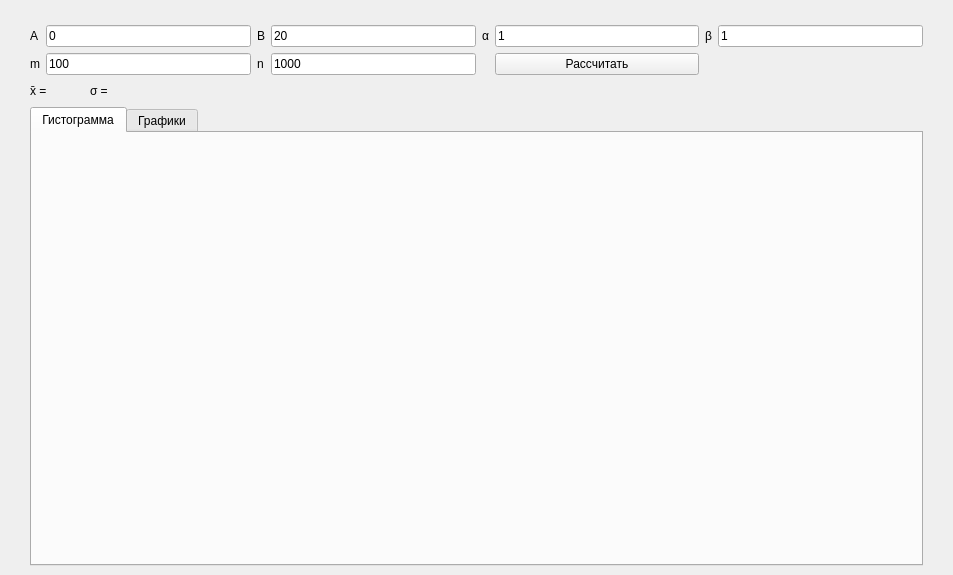
The window that gui/ui.ui (SAMRAN-H/logistics-optimization) describes before a commit, drawn with Qt 5.
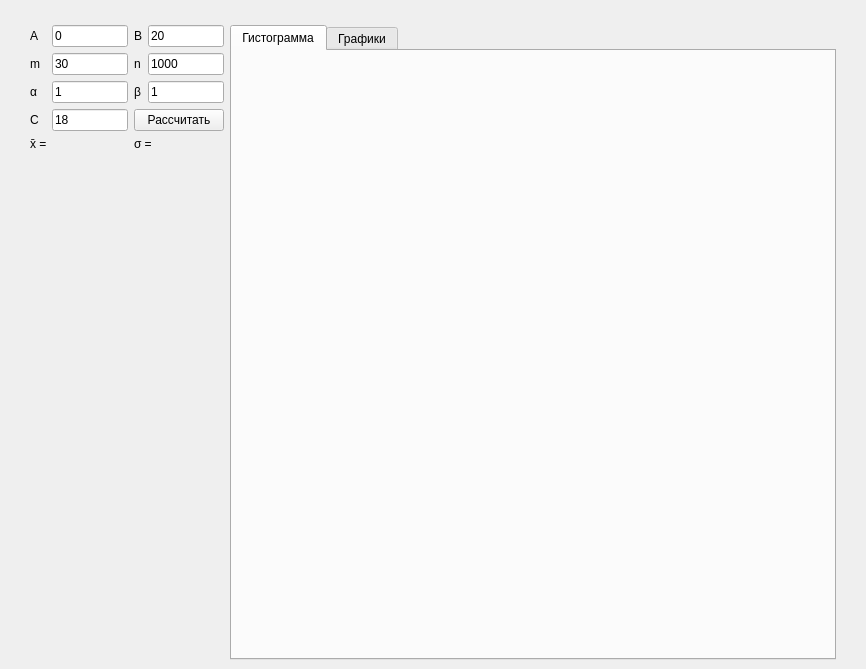
The same window after the commit.

Commit message: rgr init

Patch:
```diff
--- a/gui/ui.ui
+++ b/gui/ui.ui
@@ -6,8 +6,8 @@
    <rect>
     <x>0</x>
     <y>0</y>
-    <width>953</width>
-    <height>575</height>
+    <width>866</width>
+    <height>669</height>
    </rect>
   </property>
   <property name="windowTitle">
@@ -20,7 +20,7 @@
    <property name="styleSheet">
     <string notr="true"/>
    </property>
-   <layout class="QVBoxLayout" name="verticalLayout">
+   <layout class="QHBoxLayout" name="horizontalLayout">
     <property name="leftMargin">
      <number>30</number>
     </property>
@@ -32,138 +32,148 @@
     </property>
     <item>
      <layout class="QGridLayout" name="gridLayout">
-      <item row="4" column="1">
-       <widget class="QLineEdit" name="m">
+      <item row="4" column="4">
+       <widget class="QLineEdit" name="n">
         <property name="text">
-         <string>100</string>
+         <string>1000</string>
         </property>
        </widget>
       </item>
-      <item row="0" column="4">
+      <item row="0" column="3">
+       <widget class="QLabel" name="label_2">
+        <property name="text">
+         <string>B</string>
+        </property>
+       </widget>
+      </item>
+      <item row="5" column="2">
+       <widget class="QLineEdit" name="alpha">
+        <property name="text">
+         <string>1</string>
+        </property>
+       </widget>
+      </item>
+      <item row="9" column="0" colspan="3">
+       <widget class="QLabel" name="mean">
+        <property name="text">
+         <string>x̄ = </string>
+        </property>
+       </widget>
+      </item>
+      <item row="4" column="0">
+       <widget class="QLabel" name="label_3">
+        <property name="text">
+         <string>m</string>
+        </property>
+       </widget>
+      </item>
+      <item row="5" column="0">
        <widget class="QLabel" name="label_4">
         <property name="text">
          <string>α</string>
         </property>
        </widget>
       </item>
-      <item row="0" column="1">
+      <item row="4" column="3">
+       <widget class="QLabel" name="label_6">
+        <property name="text">
+         <string>n</string>
+        </property>
+       </widget>
+      </item>
+      <item row="0" column="0">
+       <widget class="QLabel" name="label">
+        <property name="text">
+         <string>A</string>
+        </property>
+       </widget>
+      </item>
+      <item row="9" column="3" colspan="2">
+       <widget class="QLabel" name="std">
+        <property name="text">
+         <string>σ =</string>
+        </property>
+       </widget>
+      </item>
+      <item row="4" column="2">
+       <widget class="QLineEdit" name="m">
+        <property name="text">
+         <string>30</string>
+        </property>
+       </widget>
+      </item>
+      <item row="0" column="2">
        <widget class="QLineEdit" name="left">
         <property name="text">
          <string>0</string>
         </property>
        </widget>
       </item>
-      <item row="0" column="5">
-       <widget class="QLineEdit" name="alpha">
-        <property name="text">
-         <string>1</string>
-        </property>
-       </widget>
-      </item>
-      <item row="0" column="3">
+      <item row="0" column="4">
        <widget class="QLineEdit" name="right">
         <property name="text">
          <string>20</string>
         </property>
        </widget>
       </item>
-      <item row="4" column="2">
-       <widget class="QLabel" name="label_6">
-        <property name="text">
-         <string>n</string>
-        </property>
-       </widget>
-      </item>
-      <item row="4" column="0">
-       <widget class="QLabel" name="label_3">
-        <property name="text">
-         <string>m</string>
-        </property>
-       </widget>
-      </item>
-      <item row="0" column="2">
-       <widget class="QLabel" name="label_2">
-        <property name="text">
-         <string>B</string>
-        </property>
-       </widget>
-      </item>
-      <item row="0" column="6">
+      <item row="5" column="3">
        <widget class="QLabel" name="label_5">
         <property name="text">
          <string>β</string>
         </property>
        </widget>
       </item>
-      <item row="0" column="7">
+      <item row="5" column="4">
        <widget class="QLineEdit" name="beta">
         <property name="text">
          <string>1</string>
         </property>
        </widget>
       </item>
-      <item row="0" column="0">
-       <widget class="QLabel" name="label">
-        <property name="text">
-         <string>A</string>
-        </property>
-       </widget>
-      </item>
-      <item row="4" column="3">
-       <widget class="QLineEdit" name="n">
-        <property name="text">
-         <string>1000</string>
-        </property>
-       </widget>
-      </item>
-      <item row="4" column="5">
-       <widget class="QPushButton" name="pushButton">
-        <property name="text">
-         <string>Рассчитать</string>
-        </property>
-       </widget>
-      </item>
-     </layout>
-    </item>
-    <item>
-     <layout class="QGridLayout" name="gridLayout_2">
-      <property name="topMargin">
-       <number>0</number>
-      </property>
-      <property name="horizontalSpacing">
-       <number>40</number>
-      </property>
-      <item row="0" column="1">
-       <widget class="QLabel" name="std">
-        <property name="text">
-         <string>σ =</string>
-        </property>
-       </widget>
-      </item>
-      <item row="0" column="0">
-       <widget class="QLabel" name="mean">
-        <property name="text">
-         <string>x̄ = </string>
-        </property>
-       </widget>
-      </item>
-      <item row="0" column="2">
-       <spacer name="horizontalSpacer">
+      <item row="10" column="2">
+       <spacer name="verticalSpacer">
         <property name="orientation">
-         <enum>Qt::Horizontal</enum>
+         <enum>Qt::Vertical</enum>
         </property>
         <property name="sizeHint" stdset="0">
          <size>
-          <width>40</width>
-          <height>20</height>
+          <width>20</width>
+          <height>40</height>
          </size>
         </property>
        </spacer>
       </item>
+      <item row="6" column="0">
+       <widget class="QLabel" name="label_7">
+        <property name="text">
+         <string>C</string>
+        </property>
+       </widget>
+      </item>
+      <item row="6" column="2">
+       <widget class="QLineEdit" name="c">
+        <property name="text">
+         <string>18</string>
+        </property>
+       </widget>
+      </item>
+      <item row="6" column="3" colspan="2">
+       <widget class="QPushButton" name="pushButton">
+        <property name="text">
+         <string>Рассчитать</string>
+        </property>
+       </widget>
+      </item>
      </layout>
     </item>
     <item>
      <widget class="QTabWidget" name="tab_widget">
+      <property name="minimumSize">
+       <size>
+        <width>606</width>
+        <height>0</height>
+       </size>
+      </property>
       <property name="styleSheet">
        <string notr="true">QTabWidget QWidget {border: none}</string>
       </property>
```
The commit also changes 2 other files.
